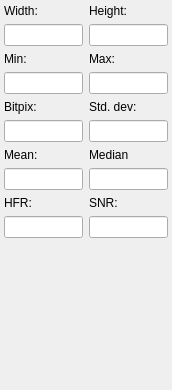
KDE/kstars, file kstars/fitsviewer/statform.ui: the form before one commit.
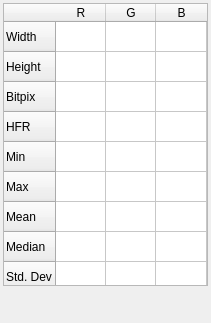
The form after the commit.

Commit message: Use table for statistics to show all channels

What changed in the file:
```diff
--- a/kstars/fitsviewer/statform.ui
+++ b/kstars/fitsviewer/statform.ui
@@ -6,182 +6,124 @@
    <rect>
     <x>0</x>
     <y>0</y>
-    <width>172</width>
-    <height>390</height>
+    <width>211</width>
+    <height>323</height>
    </rect>
   </property>
   <property name="windowTitle">
    <string>Statistics</string>
   </property>
-  <layout class="QGridLayout" name="gridLayout">
+  <layout class="QVBoxLayout" name="verticalLayout">
+   <property name="spacing">
+    <number>3</number>
+   </property>
    <property name="leftMargin">
-    <number>4</number>
+    <number>3</number>
    </property>
    <property name="topMargin">
-    <number>4</number>
+    <number>3</number>
    </property>
    <property name="rightMargin">
-    <number>4</number>
+    <number>3</number>
    </property>
    <property name="bottomMargin">
-    <number>4</number>
+    <number>3</number>
    </property>
-   <property name="verticalSpacing">
-    <number>-1</number>
-   </property>
-   <item row="4" column="3">
-    <widget class="QLabel" name="stdDevLabel">
-     <property name="toolTip">
-      <string>Standard Deviation</string>
+   <item>
+    <widget class="QTableWidget" name="statsTable">
+     <property name="verticalScrollBarPolicy">
+      <enum>Qt::ScrollBarAlwaysOff</enum>
      </property>
-     <property name="text">
-      <string>Std. dev:</string>
+     <property name="horizontalScrollBarPolicy">
+      <enum>Qt::ScrollBarAlwaysOff</enum>
      </property>
-    </widget>
-   </item>
-   <item row="0" column="3">
-    <widget class="QLabel" name="heightLabel">
-     <property name="text">
-      <string>Height:</string>
+     <property name="sizeAdjustPolicy">
+      <enum>QAbstractScrollArea::AdjustToContents</enum>
      </property>
-    </widget>
-   </item>
-   <item row="4" column="1">
-    <widget class="QLabel" name="bitPixLabel">
-     <property name="text">
-      <string>Bitpix:</string>
+     <property name="editTriggers">
+      <set>QAbstractItemView::NoEditTriggers</set>
      </property>
-    </widget>
-   </item>
-   <item row="0" column="1">
-    <widget class="QLabel" name="widthLabel">
-     <property name="text">
-      <string>Width:</string>
+     <property name="selectionMode">
+      <enum>QAbstractItemView::SingleSelection</enum>
      </property>
-    </widget>
-   </item>
-   <item row="7" column="1">
-    <widget class="QLineEdit" name="meanOUT">
-     <property name="readOnly">
+     <attribute name="horizontalHeaderCascadingSectionResizes">
+      <bool>false</bool>
+     </attribute>
+     <attribute name="horizontalHeaderDefaultSectionSize">
+      <number>50</number>
+     </attribute>
+     <attribute name="horizontalHeaderStretchLastSection">
       <bool>true</bool>
-     </property>
-    </widget>
-   </item>
-   <item row="7" column="3">
-    <widget class="QLineEdit" name="medianOUT">
-     <property name="readOnly">
+     </attribute>
+     <attribute name="verticalHeaderShowSortIndicator" stdset="0">
+      <bool>false</bool>
+     </attribute>
+     <attribute name="verticalHeaderStretchLastSection">
       <bool>true</bool>
-     </property>
+     </attribute>
+     <row>
+      <property name="text">
+       <string>Width</string>
+      </property>
+     </row>
+     <row>
+      <property name="text">
+       <string>Height</string>
+      </property>
+     </row>
+     <row>
+      <property name="text">
+       <string>Bitpix</string>
+      </property>
+     </row>
+     <row>
+      <property name="text">
+       <string>HFR</string>
+      </property>
+     </row>
+     <row>
+      <property name="text">
+       <string>Min</string>
+      </property>
+     </row>
+     <row>
+      <property name="text">
+       <string>Max</string>
+      </property>
+     </row>
+     <row>
+      <property name="text">
+       <string>Mean</string>
+      </property>
+     </row>
+     <row>
+      <property name="text">
+       <string>Median</string>
+      </property>
+     </row>
+     <row>
+      <property name="text">
+       <string>Std. Dev</string>
+      </property>
+     </row>
+     <column>
+      <property name="text">
+       <string>R</string>
+      </property>
+     </column>
+     <column>
+      <property name="text">
+       <string>G</string>
+      </property>
+     </column>
+     <column>
+      <property name="text">
+       <string>B</string>
+      </property>
+     </column>
     </widget>
    </item>
-   <item row="9" column="1">
-    <widget class="QLineEdit" name="HFROUT">
-     <property name="readOnly">
-      <bool>true</bool>
-     </property>
-    </widget>
-   </item>
-   <item row="9" column="3">
-    <widget class="QLineEdit" name="SNROUT">
-     <property name="text">
-      <string comment="Half Flux Radius"/>
-     </property>
-     <property name="readOnly">
-      <bool>true</bool>
-     </property>
-    </widget>
-   </item>
-   <item row="5" column="3">
-    <widget class="QLineEdit" name="stddevOUT">
-     <property name="readOnly">
-      <bool>true</bool>
-     </property>
-    </widget>
-   </item>
-   <item row="1" column="1">
-    <widget class="QLineEdit" name="widthOUT">
-     <property name="readOnly">
-      <bool>true</bool>
-     </property>
-    </widget>
-   </item>
-   <item row="1" column="3">
-    <widget class="QLineEdit" name="heightOUT">
-     <property name="readOnly">
-      <bool>true</bool>
-     </property>
-    </widget>
-   </item>
-   <item row="3" column="1">
-    <widget class="QLineEdit" name="minOUT">
-     <property name="readOnly">
-      <bool>true</bool>
-     </property>
-    </widget>
-   </item>
-   <item row="3" column="3">
-    <widget class="QLineEdit" name="maxOUT">
-     <property name="readOnly">
-      <bool>true</bool>
-     </property>
-    </widget>
-   </item>
-   <item row="5" column="1">
-    <widget class="QLineEdit" name="bitpixOUT">
-     <property name="readOnly">
-      <bool>true</bool>
-     </property>
-    </widget>
-   </item>
-   <item row="2" column="1">
-    <widget class="QLabel" name="minLabel">
-     <property name="text">
-      <string>Min:</string>
-     </property>
-    </widget>
-   </item>
-   <item row="6" column="1">
-    <widget class="QLabel" name="meanLabel">
-     <property name="text">
-      <string>Mean:</string>
-     </property>
-    </widget>
-   </item>
-   <item row="2" column="3">
-    <widget class="QLabel" name="maxLabel">
-     <property name="text">
-      <string>Max:</string>
-     </property>
-    </widget>
-   </item>
-   <item row="6" column="3">
-    <widget class="QLabel" name="meanLabel_2">
-     <property name="text">
-      <string>Median</string>
-     </property>
-    </widget>
-   </item>
-   <item row="8" column="1">
-    <widget class="QLabel" name="HFRLabel">
-     <property name="toolTip">
-      <string>Half-Flux Radius</string>
-     </property>
-     <property name="text">
-      <string comment="Half Flux Radius">HFR:</string>
-     </property>
-    </widget>
-   </item>
-   <item row="8" column="3">
-    <widget class="QLabel" name="HFRLabel_2">
-     <property name="toolTip">
-      <string>Signal to Noise Ratio</string>
-     </property>
-     <property name="text">
-      <string comment="Half Flux Radius">SNR:</string>
-     </property>
-    </widget>
-   </item>
-   <item row="10" column="1">
+   <item>
     <spacer name="verticalSpacer">
      <property name="orientation">
       <enum>Qt::Vertical</enum>
```
Left out of the diff: 9 changed lines with no effect on the pictures. The commit also changes 2 other files.
